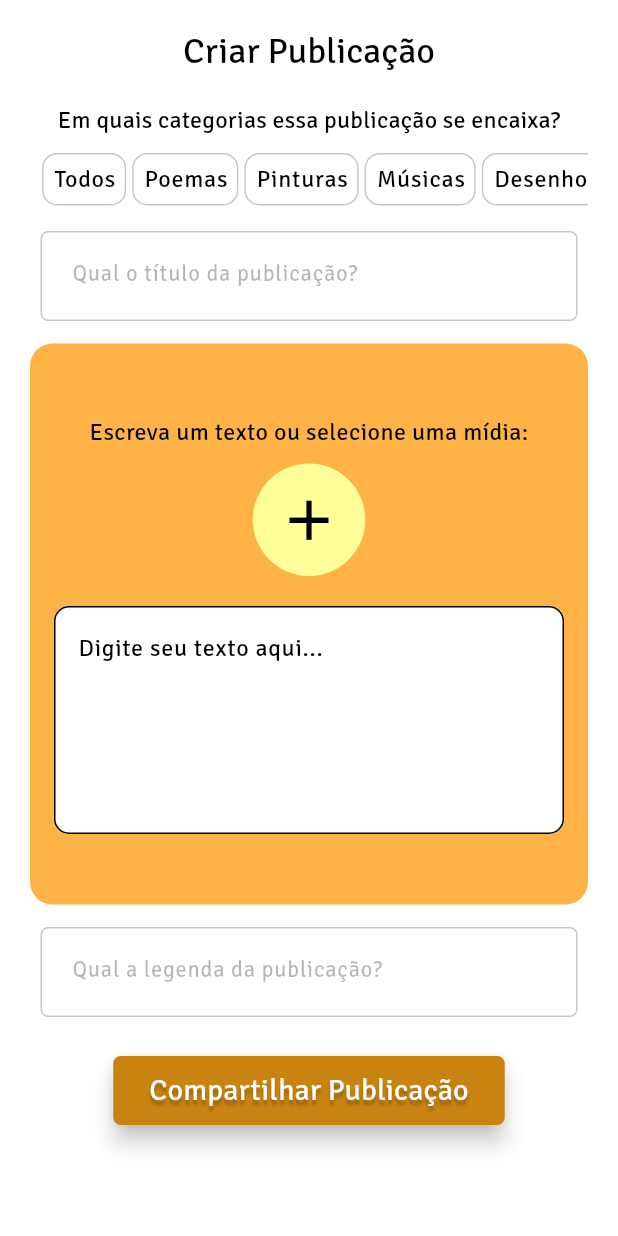
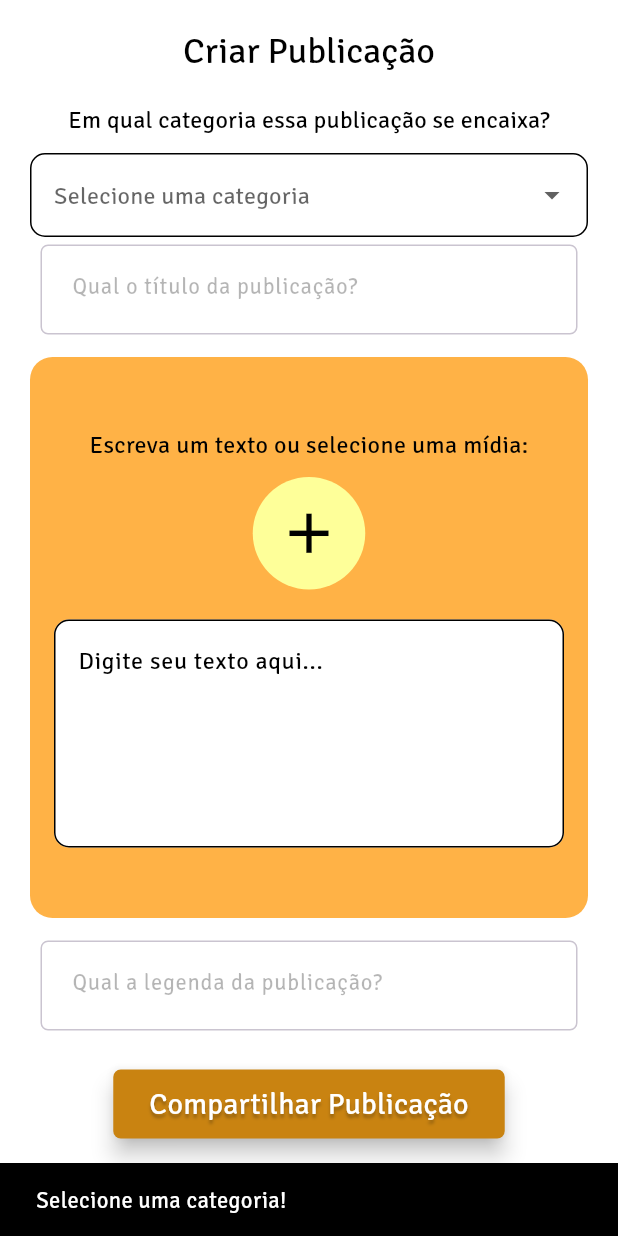
Before and after one commit to ElissonRochaa/MOBILE-25.1-ArtHub, a Flutter app: the TelaCriarPublicacao widget shown alone on an empty page, opened directly, after a tap on "Compartilhar Publicação", on a phone screen of 412 x 824 dp. Run offline on Flutter 3.47's test engine with Material 3 defaults, Android fonts, the phone set to English and light mode, and no system bars; our stand-ins replace chewie, curved_navigation_bar, dio, file_picker, just_audio, jwt_decoder and 2 more; missing offline and left inert: dart:html; accounts and stored records are empty.

Commit message:
feat:. adição da funcionalidade de criar publicação pelo front-end

```diff
--- a/lib/pages/tela_criar_publicacao.dart
+++ b/lib/pages/tela_criar_publicacao.dart
@@ -2,13 +2,16 @@ import 'dart:io';
 import 'dart:typed_data';
 import 'dart:convert';
 
+import 'package:arthub/services/publicacao_service.dart';
+import 'package:arthub/services/token_service.dart';
+import 'package:arthub/services/usuario_service.dart';
 import 'package:arthub/widgets/botao_estilizado_widget.dart';
-import 'package:arthub/widgets/lista_filtros_widget.dart';
 import 'package:file_picker/file_picker.dart';
 import 'package:flutter/foundation.dart' show kIsWeb;
 import 'package:flutter/material.dart';
 import 'package:just_audio/just_audio.dart';
 import 'package:video_player/video_player.dart';
+import 'package:arthub/enums/categoria_enum.dart';
 
 class TelaCriarPublicacao extends StatefulWidget {
   const TelaCriarPublicacao({super.key});
@@ -24,6 +27,10 @@ class _TelaCriarPublicacaoState extends State<TelaCriarPublicacao> {
   VideoPlayerController? _videoController;
   AudioPlayer? _audioPlayer;
   TextEditingController _textoController = TextEditingController();
+  TextEditingController _tituloController = TextEditingController();
+  TextEditingController _legendaController = TextEditingController();
+
+  CategoriaEnum? _categoriaSelecionada;
 
   Future<void> _selecionarArquivo() async {
     try {
@@ -182,6 +189,8 @@ class _TelaCriarPublicacaoState extends State<TelaCriarPublicacao> {
     _videoController?.dispose();
     _audioPlayer?.dispose();
     _textoController.dispose();
+    _tituloController.dispose();
+    _legendaController.dispose();
     super.dispose();
   }
 
@@ -199,22 +208,42 @@ class _TelaCriarPublicacaoState extends State<TelaCriarPublicacao> {
                 color: Theme.of(context).colorScheme.onPrimary,
               ),
             ),
-            // Aqui o carrossel de categorias:
             Padding(
               padding: const EdgeInsets.only(top: 20),
               child: Text(
-                'Em quais categorias essa publicação se encaixa?',
+                'Em qual categoria essa publicação se encaixa?',
                 style: Theme.of(context).textTheme.titleMedium?.copyWith(
                   color: Theme.of(context).colorScheme.onPrimary,
                 ),
               ),
             ),
-            ListaFiltrosWidget(),
+            SizedBox(height: 10),
+            DropdownButtonFormField<CategoriaEnum>(
+              value: _categoriaSelecionada,
+              decoration: InputDecoration(
+                border: OutlineInputBorder(
+                  borderRadius: BorderRadius.circular(10),
+                ),
+                filled: true,
+                fillColor: Colors.white,
+                hintText: 'Selecione uma categoria',
+              ),
+              items:
+                  CategoriaEnum.values.map((categoria) {
+                    return DropdownMenuItem<CategoriaEnum>(
+                      value: categoria,
+                      child: Text(categoria.name.toUpperCase()),
+                    );
+                  }).toList(),
+              onChanged: (categoria) {
+                setState(() {
+                  _categoriaSelecionada = categoria;
+                });
+              },
+            ),
             SizedBox(height: 5),
-            // Campo para colocar o título da publicação
-            _input('Qual o título da publicação?'),
+            _input('Qual o título da publicação?', _tituloController),
             SizedBox(height: 15),
-            // Campo para texto ou mídia
             Container(
               height: 374,
               width: 374,
@@ -281,13 +310,61 @@ class _TelaCriarPublicacaoState extends State<TelaCriarPublicacao> {
               ),
             ),
             SizedBox(height: 15),
-            _input('Qual a legenda da publicação?'),
+            _input('Qual a legenda da publicação?', _legendaController),
             SizedBox(height: 25),
             BotaoEstilizadoWidget(
-              funcao: () {
-                print('Publicação foi criada');
-                print('Texto: ${_textoController.text}');
-                print('Arquivo: $_fileExtension');
+              funcao: () async {
+                if (_categoriaSelecionada == null) {
+                  ScaffoldMessenger.of(context).showSnackBar(
+                    SnackBar(content: Text('Selecione uma categoria!')),
+                  );
+                  return;
+                }
+                try {
+                  String email = await TokenService.decodeToken();
+                  final usuario = await UsuarioService.getUsuarioByEmail(email);
+                  int idDono = usuario.id;
+
+                  // Primeiro cria os atributos da publicação
+                  final Map<String, dynamic> dadosPublicacao = {
+                    'titulo': _tituloController.text,
+                    'legenda': _legendaController.text,
+                    'categoria': _categoriaSelecionada!.name.toUpperCase(),
+                    'nomeConteudo':
+                        (_fileExtension == null || _fileExtension == '')
+                            ? _textoController.text
+                            : null,
+                    'tipoArquivo':
+                        (_fileExtension == null || _fileExtension == '')
+                            ? 'TEXTO'
+                            : (_fileExtension == 'mp4'
+                                ? 'VIDEO'
+                                : (_fileExtension == 'mp3'
+                                    ? 'AUDIO'
+                                    : 'IMAGEM')),
+                  };
+                  // Cria a publicação como receptáculo (vazia)
+                  final publicacao = await PublicacaoService.criarPublicacao(
+                    dadosPublicacao,
+                    idDono,
+                  );
+                  // Se tiver mídia, faz o upload (put lá no back-end)
+                  if (_arquivoBytes != null && _fileExtension != null) {
+                    await PublicacaoService.uploadMidia(
+                      publicacao.id,
+                      _arquivoBytes!,
+                      'arquivo.$_fileExtension',
+                    );
+                  }
+                  ScaffoldMessenger.of(context).showSnackBar(
+                    SnackBar(content: Text('Publicação criada com sucesso!')),
+                  );
+                  Navigator.pushNamed(context, '/home');
+                } catch (e) {
+                  ScaffoldMessenger.of(context).showSnackBar(
+                    SnackBar(content: Text('Erro ao criar publicação: $e')),
+                  );
+                }
               },
               texto: 'Compartilhar Publicação',
             ),
@@ -297,7 +374,7 @@ class _TelaCriarPublicacaoState extends State<TelaCriarPublicacao> {
     );
   }
 
-  Widget _input(String texto) {
+  Widget _input(String texto, TextEditingController controller) {
     return Container(
       width: MediaQuery.of(context).size.width - 54,
       height: 60,
@@ -307,6 +384,7 @@ class _TelaCriarPublicacaoState extends State<TelaCriarPublicacao> {
         border: Border.all(width: 1, color: Color(0xFFCAC4D0)),
       ),
       child: TextFormField(
+        controller: controller,
         obscureText: false,
         decoration: InputDecoration(
           hintText: texto,
```
